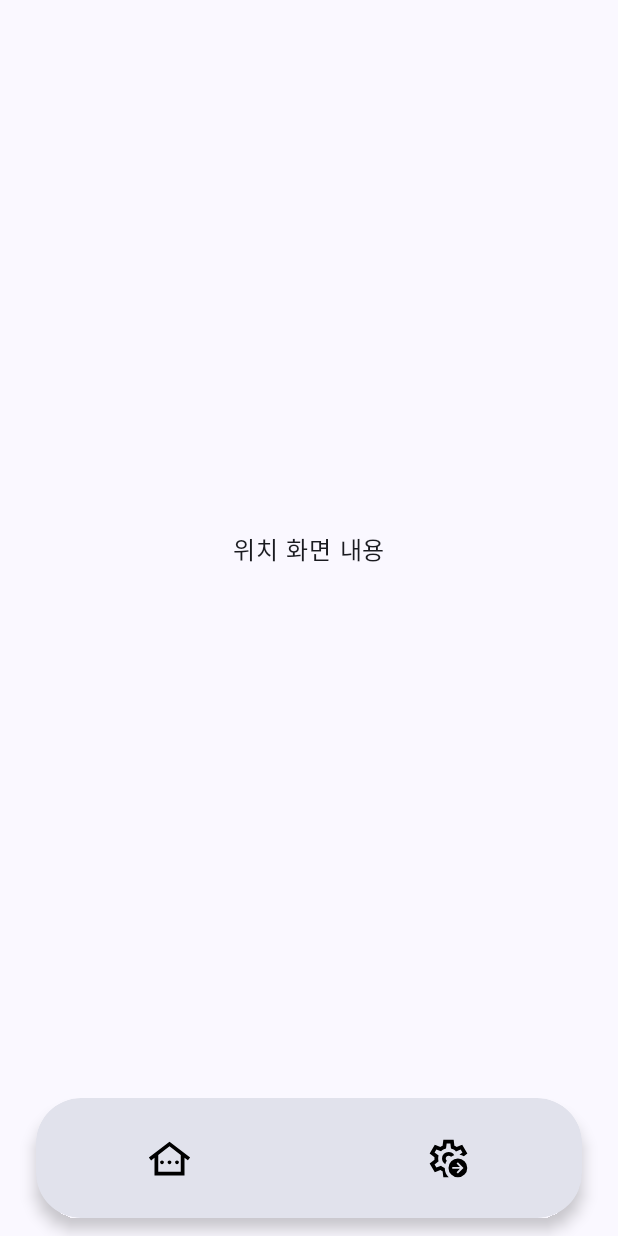
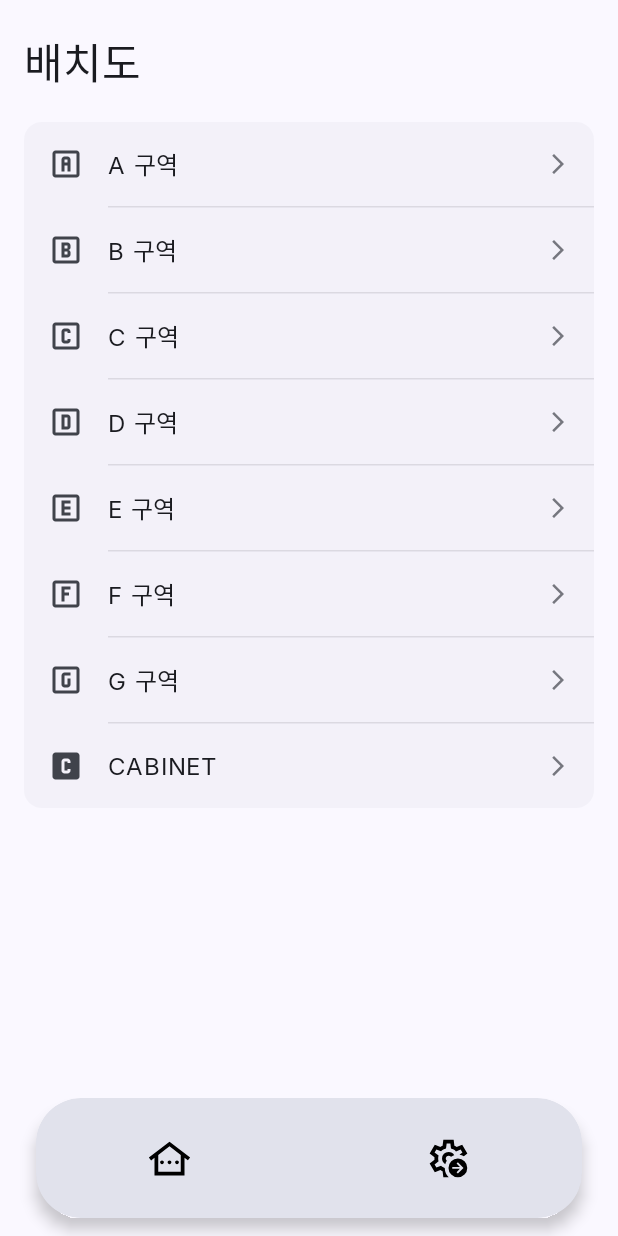
Before and after one commit to KemiKIM/ManageItem_AOS, an Android app built with Jetpack Compose: the LocationScreen screen opened through its navigation route, on a phone screen of 412 x 824 dp. Run offline under Robolectric (Android 15) with nearby library versions, the phone set to English and light mode, and no system bars; our stand-ins replace Firebase (no records; nobody signed in at launch, a user with empty details on screens opened directly), Room's generated code.

Commit message:
:sparkles: 배치도 구현 및 상세 구역 보기 추가

```diff
--- a/app/src/main/java/com/seongho/manageitem/MainActivity.kt
+++ b/app/src/main/java/com/seongho/manageitem/MainActivity.kt
@@ -10,16 +10,21 @@ import androidx.compose.runtime.getValue
 import androidx.compose.runtime.collectAsState
 import androidx.compose.ui.Modifier
 import androidx.lifecycle.viewmodel.compose.viewModel
+import androidx.navigation.NavType
 import androidx.navigation.compose.NavHost
 import androidx.navigation.compose.composable
 import androidx.navigation.compose.rememberNavController
+import androidx.navigation.navArgument
 import com.seongho.manageitem.features.main.AddScreen
 import com.seongho.manageitem.features.main.MainTabsScreen
 import com.seongho.manageitem.navigation.NavigationDestinations
 import com.seongho.manageitem.ui.theme.*
+
 import com.seongho.manageitem.viewmodel.LocalItemVM
 import com.seongho.manageitem.viewmodel.MainVM
 import com.seongho.manageitem.viewmodel.SettingsVM
+
+import com.seongho.manageitem.features.main.LocationViewScreen
 
 class MainActivity : ComponentActivity() {
     override fun onCreate(savedInstanceState: Bundle?) {
@@ -72,5 +77,17 @@ fun AppEntryNavigation(
                 itemViewModel = localItemVM
             )
         }
+        composable(
+            route = "${NavigationDestinations.LOCATION_VIEW_SCREEN}/{locationName}",
+            arguments = listOf(navArgument("locationName") { type = NavType.StringType })
+        ) { backStackEntry ->
+            // 전달받은 locationName을 추출
+            val locationName = backStackEntry.arguments?.getString("locationName")
+
+            LocationViewScreen(
+                locationName = locationName,
+                navController = navController
+            )
+        }
     }
 }
--- a/app/src/main/java/com/seongho/manageitem/features/main/LocationScreen.kt
+++ b/app/src/main/java/com/seongho/manageitem/features/main/LocationScreen.kt
@@ -1,18 +1,134 @@
 package com.seongho.manageitem.features.main
 
-import androidx.compose.foundation.layout.Box
+import androidx.annotation.DrawableRes
+import androidx.compose.foundation.clickable
+import androidx.compose.foundation.layout.Row
+import androidx.compose.foundation.layout.Spacer
 import androidx.compose.foundation.layout.fillMaxSize
+import androidx.compose.foundation.layout.fillMaxWidth
+import androidx.compose.foundation.layout.padding
+import androidx.compose.foundation.layout.size
+import androidx.compose.foundation.layout.width
+import androidx.compose.foundation.lazy.LazyColumn
+import androidx.compose.material.icons.Icons
+import androidx.compose.material.icons.automirrored.outlined.ArrowForwardIos
+import androidx.compose.material3.DividerDefaults
+import androidx.compose.material3.HorizontalDivider
+import androidx.compose.material3.Icon
+import androidx.compose.material3.MaterialTheme
 import androidx.compose.material3.Text
 import androidx.compose.runtime.Composable
 import androidx.compose.ui.Alignment
 import androidx.compose.ui.Modifier
+import androidx.compose.ui.res.painterResource
+import androidx.compose.ui.text.font.FontWeight
+import androidx.compose.ui.unit.dp
+import androidx.navigation.NavController
+
+import com.seongho.manageitem.navigation.NavigationDestinations
+
+import com.seongho.manageitem.R
+
+data class LocationInfo(
+    @DrawableRes val icon: Int,
+    val title: String
+)
 
 @Composable
-fun LocationScreen(modifier: Modifier = Modifier) {
-    Box(
-        modifier = modifier.fillMaxSize(),
-        contentAlignment = Alignment.Center
+fun LocationScreen(
+    modifier: Modifier = Modifier,
+    navController: NavController? = null
+) {
+
+    val locationItems = listOf(
+        LocationInfo(icon = R.drawable.location_alpha_a, title = "A 구역"),
+        LocationInfo(icon = R.drawable.location_alpha_b, title = "B 구역"),
+        LocationInfo(icon = R.drawable.location_alpha_c, title = "C 구역"),
+        LocationInfo(icon = R.drawable.location_alpha_d, title = "D 구역"),
+        LocationInfo(icon = R.drawable.location_alpha_e, title = "E 구역"),
+        LocationInfo(icon = R.drawable.location_alpha_f, title = "F 구역"),
+        LocationInfo(icon = R.drawable.location_alpha_g, title = "G 구역"),
+        LocationInfo(icon = R.drawable.location_alpha_c_fill, title = "CABINET")
+    )
+
+
+    LazyColumn(
+        modifier = modifier.fillMaxSize()
     ) {
-        Text("위치 화면 내용")
+        item {
+            Text(
+                text = "배치도",
+                style = MaterialTheme.typography.headlineMedium.copy(
+                    fontWeight = FontWeight.Bold
+                ),
+                modifier = Modifier.padding(start = 16.dp, top = 20.dp, bottom = 20.dp)
+            )
+        }
+
+        item {
+            SettingSection {
+                // 3. 리스트를 순회하며 아이템과 구분선을 동적으로 생성
+                locationItems.forEachIndexed { index, item ->
+                    ClickableLocationItem(
+                        icon = item.icon,
+                        title = item.title,
+                        onClick = {
+                            navController?.navigate("${NavigationDestinations.LOCATION_VIEW_SCREEN}/${item.title}")
+                        }
+                    )
+
+                    // 마지막 아이템이 아닐 경우에만 구분선 추가
+                    if (index < locationItems.lastIndex) {
+                        HorizontalDivider(
+                            modifier = Modifier.padding(start = 56.dp),
+                            thickness = DividerDefaults.Thickness,
+                            color = DividerDefaults.color.copy(alpha = 0.2f)
+                        )
+                    }
+                }
+            }
+        }
     }
 }
+
+
+
+@Composable
+fun ClickableLocationItem(
+    @DrawableRes icon: Int, // @DrawableRes 어노테이션 추가 (권장)
+    title: String,
+    onClick: () -> Unit,
+    modifier: Modifier = Modifier,
+    trailingContent: (@Composable () -> Unit)? = null
+) {
+    Row(
+        modifier = modifier
+            .fillMaxWidth()
+            .clickable(onClick = onClick)
+            .padding(horizontal = 16.dp, vertical = 16.dp),
+        verticalAlignment = Alignment.CenterVertically
+    ) {
+        Icon(
+            painter = painterResource(id = icon),
+            contentDescription = title,
+            modifier = Modifier.size(24.dp),
+            tint = MaterialTheme.colorScheme.onSurfaceVariant
+        )
+        Spacer(modifier = Modifier.width(16.dp))
+        Text(
+            text = title,
+            style = MaterialTheme.typography.bodyLarge,
+            modifier = Modifier.weight(1f)
+        )
+        if (trailingContent != null) {
+            trailingContent()
+        } else {
+            Icon(
+                imageVector = Icons.AutoMirrored.Outlined.ArrowForwardIos,
+                contentDescription = null,
+                modifier = Modifier.size(16.dp),
+                tint = MaterialTheme.colorScheme.onSurfaceVariant.copy(alpha = 0.7f)
+            )
+        }
+    }
+}
--- a/app/src/main/java/com/seongho/manageitem/navigation/NavigationDestinations.kt
+++ b/app/src/main/java/com/seongho/manageitem/navigation/NavigationDestinations.kt
@@ -7,6 +7,7 @@ object NavigationDestinations {
     const val SEARCHER_SCREEN = "searcher_screen"
 
     const val LOCATION_SCREEN_TAB = "location_screen_tab"
+    const val LOCATION_VIEW_SCREEN = "location_view_screen"
 
     const val SETTING_SCREEN_TAB = "setting_screen_tab"
     const val ADD_ITEM_SCREEN = "add_item_screen"
```
Also changed, not shown: app/src/main/java/com/seongho/manageitem/features/main/LocationViewScreen.kt (added, +111 -0 lines).
